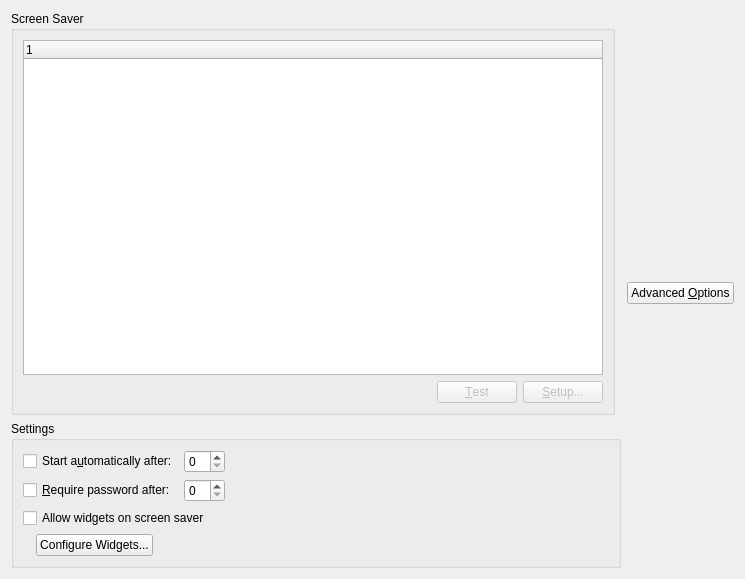
Above: kcontrol/screensaver/screensaver.ui from mgottschlag/kwin-tiling before the change. Below: the same form after it.
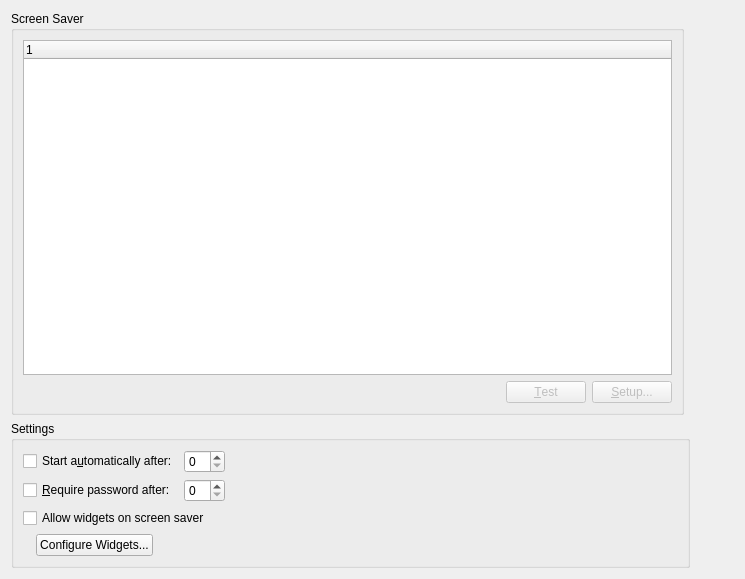
That is the form after the change. Custom widgets are drawn as their Qt base class.

Commit message: * Removed "Advanced Button" from screensaver kcm. * Screensaver screen edges settings have been merged with kwin screen edges settings. * Removed screensaver priority configuration: we assume that users don't need to change screensaver priority. REVIEWBOARD: http://reviewboard.kde.org/r/3240/

```diff
--- a/kcontrol/screensaver/screensaver.ui
+++ b/kcontrol/screensaver/screensaver.ui
@@ -49,13 +49,6 @@
        </layout>
       </widget>
      </item>
-     <item>
-      <widget class="KPushButton" name="advancedBt">
-       <property name="text">
-        <string>Advanced &amp;Options</string>
-       </property>
-      </widget>
-     </item>
      <item>
       <spacer name="verticalSpacer_2">
        <property name="orientation">
@@ -236,6 +229,11 @@
         <property name="whatsThis">
          <string>Select the screen saver to use.</string>
         </property>
+        <column>
+         <property name="text">
+          <string notr="true">1</string>
+         </property>
+        </column>
        </widget>
       </item>
      </layout>
```
The commit also changes 10 other files.
